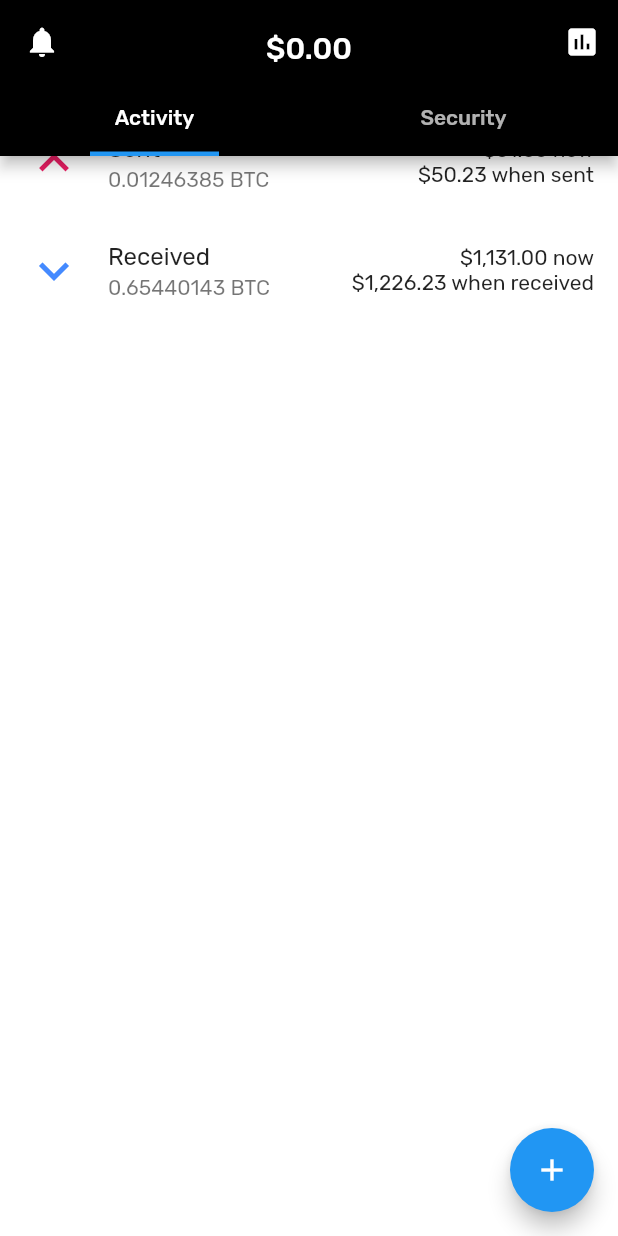
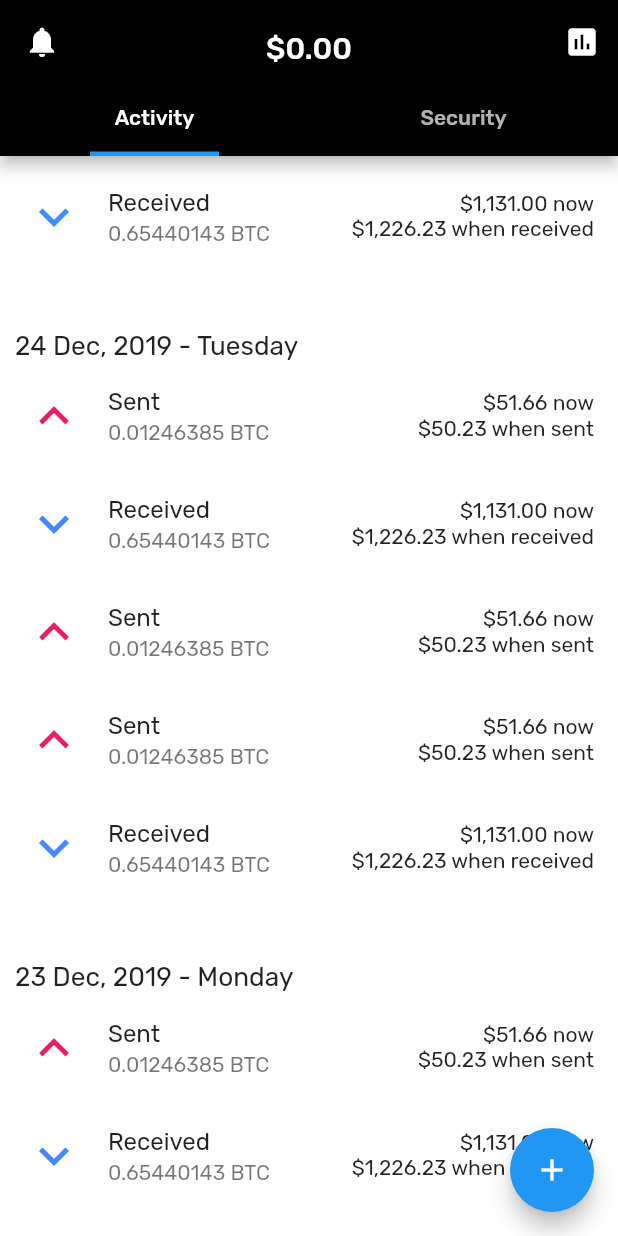
Before and after one commit to Paymint-Labs/Paymint, a Flutter app: the BitcoinView screen opened directly, scrolled down 235 dp, on a phone screen of 412 x 824 dp. Run offline on Flutter 3.47's test engine with Material 2 defaults, Android fonts, the phone set to English and light mode, and no system bars; our stand-ins replace google_fonts, hive; accounts and stored records are empty.

```diff
--- a/lib/pages/bitcoin/activity_view.dart
+++ b/lib/pages/bitcoin/activity_view.dart
@@ -13,10 +13,126 @@ class _ActivityViewState extends State<ActivityView> {
   Widget build(BuildContext context) {
     return Material(
       color: Colors.white,
-      child: Center(
           child: ListView(
-        addSemanticIndexes: true,
         children: <Widget>[
+          Container(height: 15),
+          Padding(
+            padding: const EdgeInsets.only(left: 10.0),
+            child: Container(
+              child: Text('25 Dec, 2019 - Wednesday', style: GoogleFonts.rubik(), textScaleFactor: 1.25,),
+            ),
+          ),
+          ListTile(
+            onTap: () {
+              print('object');
+            },
+            enabled: true,
+            leading:
+                Icon(Icons.keyboard_arrow_up, color: Colors.pink, size: 40),
+            title: Text(
+              'Sent',
+              style: GoogleFonts.rubik(),
+            ),
+            subtitle: Text(
+              '0.01246385 BTC',
+              style: GoogleFonts.rubik(),
+            ),
+            trailing: Column(
+              mainAxisAlignment: MainAxisAlignment.center,
+              crossAxisAlignment: CrossAxisAlignment.end,
+              children: <Widget>[
+                Text('\$51.66 now', style: GoogleFonts.rubik()),
+                Text(
+                  '\$50.23 when sent',
+                  style: GoogleFonts.rubik(),
+                ),
+              ],
+            ),
+          ),
+          ListTile(
+            onTap: () {},
+            enabled: true,
+            leading: Icon(Icons.keyboard_arrow_down,
+                color: Colors.blueAccent, size: 40),
+            title: Text(
+              'Received',
+              style: GoogleFonts.rubik(),
+            ),
+            subtitle: Text(
+              '0.65440143 BTC',
+              style: GoogleFonts.rubik(),
+            ),
+            trailing: Column(
+              mainAxisAlignment: MainAxisAlignment.center,
+              crossAxisAlignment: CrossAxisAlignment.end,
+              children: <Widget>[
+                Text('\$1,131.00 now', style: GoogleFonts.rubik()),
+                Text(
+                  '\$1,226.23 when received',
+                  style: GoogleFonts.rubik(),
+                ),
+              ],
+            ),
+          ),
+          Container(height: 40),
+          Padding(
+            padding: const EdgeInsets.only(left: 10.0),
+            child: Container(
+              child: Text('24 Dec, 2019 - Tuesday', style: GoogleFonts.rubik(), textScaleFactor: 1.25,),
+            ),
+          ),
+          ListTile(
+            onTap: () {
+              print('object');
+            },
+            enabled: true,
+            leading:
+                Icon(Icons.keyboard_arrow_up, color: Colors.pink, size: 40),
+            title: Text(
+              'Sent',
+              style: GoogleFonts.rubik(),
+            ),
+            subtitle: Text(
+              '0.01246385 BTC',
+              style: GoogleFonts.rubik(),
+            ),
+            trailing: Column(
+              mainAxisAlignment: MainAxisAlignment.center,
+              crossAxisAlignment: CrossAxisAlignment.end,
+              children: <Widget>[
+                Text('\$51.66 now', style: GoogleFonts.rubik()),
+                Text(
+                  '\$50.23 when sent',
+                  style: GoogleFonts.rubik(),
+                ),
+              ],
+            ),
+          ),
+          ListTile(
+            onTap: () {},
+            enabled: true,
+            leading: Icon(Icons.keyboard_arrow_down,
+                color: Colors.blueAccent, size: 40),
+            title: Text(
+              'Received',
+              style: GoogleFonts.rubik(),
+            ),
+            subtitle: Text(
+              '0.65440143 BTC',
+              style: GoogleFonts.rubik(),
+            ),
+            trailing: Column(
+              mainAxisAlignment: MainAxisAlignment.center,
+              crossAxisAlignment: CrossAxisAlignment.end,
+              children: <Widget>[
+                Text('\$1,131.00 now', style: GoogleFonts.rubik()),
+                Text(
+                  '\$1,226.23 when received',
+                  style: GoogleFonts.rubik(),
+                ),
+              ],
+            ),
+          ),
           ListTile(
             onTap: () {
               print('object');
@@ -94,8 +210,67 @@ class _ActivityViewState extends State<ActivityView> {
               ],
             ),
           ),
+          Container(height: 40),
+          Padding(
+            padding: const EdgeInsets.only(left: 10.0),
+            child: Container(
+              child: Text('23 Dec, 2019 - Monday', style: GoogleFonts.rubik(), textScaleFactor: 1.25,),
+            ),
+          ),
+          ListTile(
+            onTap: () {
+              print('object');
+            },
+            enabled: true,
+            leading:
+                Icon(Icons.keyboard_arrow_up, color: Colors.pink, size: 40),
+            title: Text(
+              'Sent',
+              style: GoogleFonts.rubik(),
+            ),
+            subtitle: Text(
+              '0.01246385 BTC',
+              style: GoogleFonts.rubik(),
+            ),
+            trailing: Column(
+              mainAxisAlignment: MainAxisAlignment.center,
+              crossAxisAlignment: CrossAxisAlignment.end,
+              children: <Widget>[
+                Text('\$51.66 now', style: GoogleFonts.rubik()),
+                Text(
+                  '\$50.23 when sent',
+                  style: GoogleFonts.rubik(),
+                ),
+              ],
+            ),
+          ),
+          ListTile(
+            onTap: () {},
+            enabled: true,
+            leading: Icon(Icons.keyboard_arrow_down,
+                color: Colors.blueAccent, size: 40),
+            title: Text(
+              'Received',
+              style: GoogleFonts.rubik(),
+            ),
+            subtitle: Text(
+              '0.65440143 BTC',
+              style: GoogleFonts.rubik(),
+            ),
+            trailing: Column(
+              mainAxisAlignment: MainAxisAlignment.center,
+              crossAxisAlignment: CrossAxisAlignment.end,
+              children: <Widget>[
+                Text('\$1,131.00 now', style: GoogleFonts.rubik()),
+                Text(
+                  '\$1,226.23 when received',
+                  style: GoogleFonts.rubik(),
+                ),
+              ],
+            ),
+          ),
         ],
-      )),
+      )
     );
   }
 }
--- a/pubspec.yaml
+++ b/pubspec.yaml
@@ -26,8 +26,9 @@ dependencies:
   hive: 1.2.0
   hive_flutter: ^0.2.1
   # path_provider 1.5.1 is buggy, use 1.5.0 for now
-  path_provider: 1.5.0
+  path_provider: ^1.5.1
   google_fonts: ^0.2.0
+  flutter_sticky_header: ^0.3.4
 
 
 
```
Also changed, not shown: pubspec.lock.
